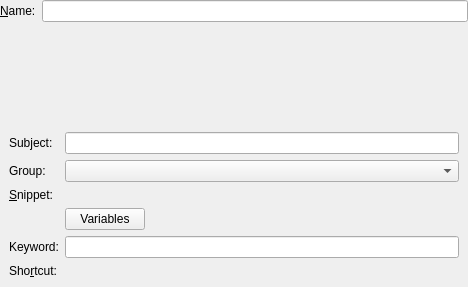
Before: the Qt Designer form src/snippets/ui/snippetwidget.ui in KDE/mailcommon, drawn with Qt 5.
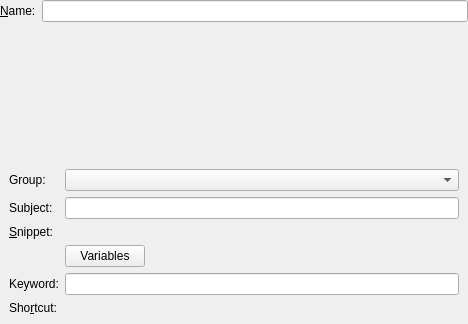
After: the same form once the commit is applied. Custom widgets are drawn as their Qt base class.

Commit message: Move subject after group. It's more logical

```diff
--- a/src/snippets/ui/snippetwidget.ui
+++ b/src/snippets/ui/snippetwidget.ui
@@ -7,7 +7,7 @@
     <x>0</x>
     <y>0</y>
     <width>468</width>
-    <height>287</height>
+    <height>324</height>
    </rect>
   </property>
   <layout class="QVBoxLayout" name="verticalLayout">
@@ -46,7 +46,33 @@
    <item>
     <widget class="QWidget" name="groupWidget" native="true">
      <layout class="QGridLayout" name="gridLayout">
-      <item row="3" column="2">
+      <item row="9" column="0">
+       <widget class="QLabel" name="keyWidgetLabel">
+        <property name="text">
+         <string>Sho&amp;rtcut:</string>
+        </property>
+        <property name="wordWrap">
+         <bool>false</bool>
+        </property>
+        <property name="buddy">
+         <cstring>keyWidget</cstring>
+        </property>
+       </widget>
+      </item>
+      <item row="8" column="1" colspan="2">
+       <widget class="KLineEdit" name="keyword">
+        <property name="urlDropsEnabled">
+         <bool>false</bool>
+        </property>
+        <property name="trapEnterKeyEvent" stdset="0">
+         <bool>true</bool>
+        </property>
+        <property name="showClearButton" stdset="0">
+         <bool>true</bool>
+        </property>
+       </widget>
+      </item>
+      <item row="5" column="2">
        <spacer name="horizontalSpacer">
         <property name="orientation">
          <enum>Qt::Horizontal</enum>
@@ -59,7 +85,27 @@
         </property>
        </spacer>
       </item>
-      <item row="2" column="0">
+      <item row="4" column="1" colspan="2">
+       <widget class="KPIMTextEdit::PlainTextEditorWidget" name="snippetText">
+        <property name="font">
+         <font>
+          <family>Courier</family>
+          <pointsize>11</pointsize>
+         </font>
+        </property>
+       </widget>
+      </item>
+      <item row="1" column="0">
+       <widget class="QLabel" name="textLabelGroup">
+        <property name="text">
+         <string comment="Group to which the snippet belongs.">Group:</string>
+        </property>
+        <property name="wordWrap">
+         <bool>false</bool>
+        </property>
+       </widget>
+      </item>
+      <item row="4" column="0">
        <widget class="QLabel" name="textLabel">
         <property name="text">
          <string>&amp;Snippet:</string>
@@ -75,7 +121,10 @@
         </property>
        </widget>
       </item>
-      <item row="7" column="1" colspan="2">
+      <item row="1" column="1" colspan="2">
+       <widget class="KComboBox" name="groupBox"/>
+      </item>
+      <item row="9" column="1" colspan="2">
        <widget class="KKeySequenceWidget" name="keyWidget">
         <property name="sizePolicy">
          <sizepolicy hsizetype="Preferred" vsizetype="Preferred">
@@ -85,77 +134,28 @@
         </property>
        </widget>
       </item>
-      <item row="1" column="0">
-       <widget class="QLabel" name="textLabelGroup">
-        <property name="text">
-         <string comment="Group to which the snippet belongs.">Group:</string>
-        </property>
-        <property name="wordWrap">
-         <bool>false</bool>
-        </property>
-       </widget>
-      </item>
-      <item row="1" column="1" colspan="2">
-       <widget class="KComboBox" name="groupBox"/>
-      </item>
-      <item row="2" column="1" colspan="2">
-       <widget class="KPIMTextEdit::PlainTextEditorWidget" name="snippetText">
-        <property name="font">
-         <font>
-          <family>Courier</family>
-          <pointsize>11</pointsize>
-         </font>
-        </property>
-       </widget>
-      </item>
-      <item row="6" column="0">
+      <item row="8" column="0">
        <widget class="QLabel" name="label">
         <property name="text">
          <string>Keyword:</string>
         </property>
        </widget>
       </item>
-      <item row="3" column="1">
+      <item row="5" column="1">
        <widget class="QPushButton" name="pushButtonVariables">
         <property name="text">
          <string>Variables</string>
         </property>
        </widget>
       </item>
-      <item row="7" column="0">
-       <widget class="QLabel" name="keyWidgetLabel">
-        <property name="text">
-         <string>Sho&amp;rtcut:</string>
-        </property>
-        <property name="wordWrap">
-         <bool>false</bool>
-        </property>
-        <property name="buddy">
-         <cstring>keyWidget</cstring>
-        </property>
-       </widget>
-      </item>
-      <item row="6" column="1" colspan="2">
-       <widget class="KLineEdit" name="keyword">
-        <property name="urlDropsEnabled">
-         <bool>false</bool>
-        </property>
-        <property name="trapEnterKeyEvent" stdset="0">
-         <bool>true</bool>
-        </property>
-        <property name="showClearButton" stdset="0">
-         <bool>true</bool>
-        </property>
-       </widget>
-      </item>
-      <item row="0" column="0">
+      <item row="2" column="0">
        <widget class="QLabel" name="label_2">
         <property name="text">
          <string>Subject:</string>
         </property>
        </widget>
       </item>
-      <item row="0" column="1" colspan="2">
+      <item row="2" column="1" colspan="2">
        <widget class="KLineEdit" name="subject">
         <property name="clearButtonEnabled">
          <bool>true</bool>
```
